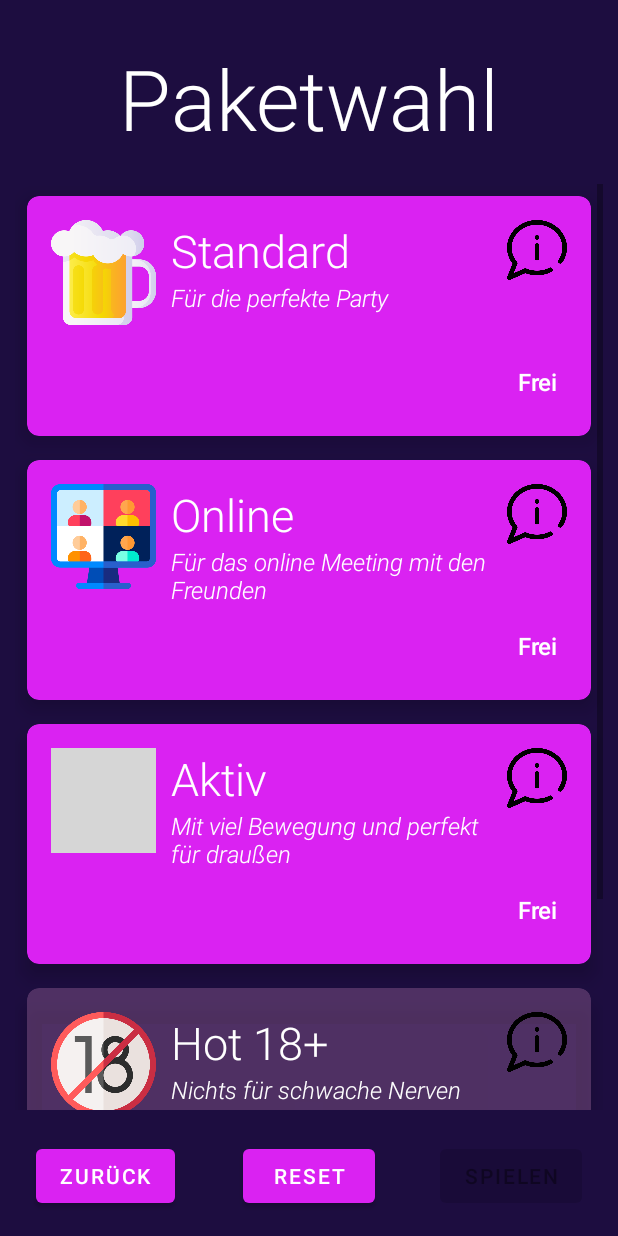
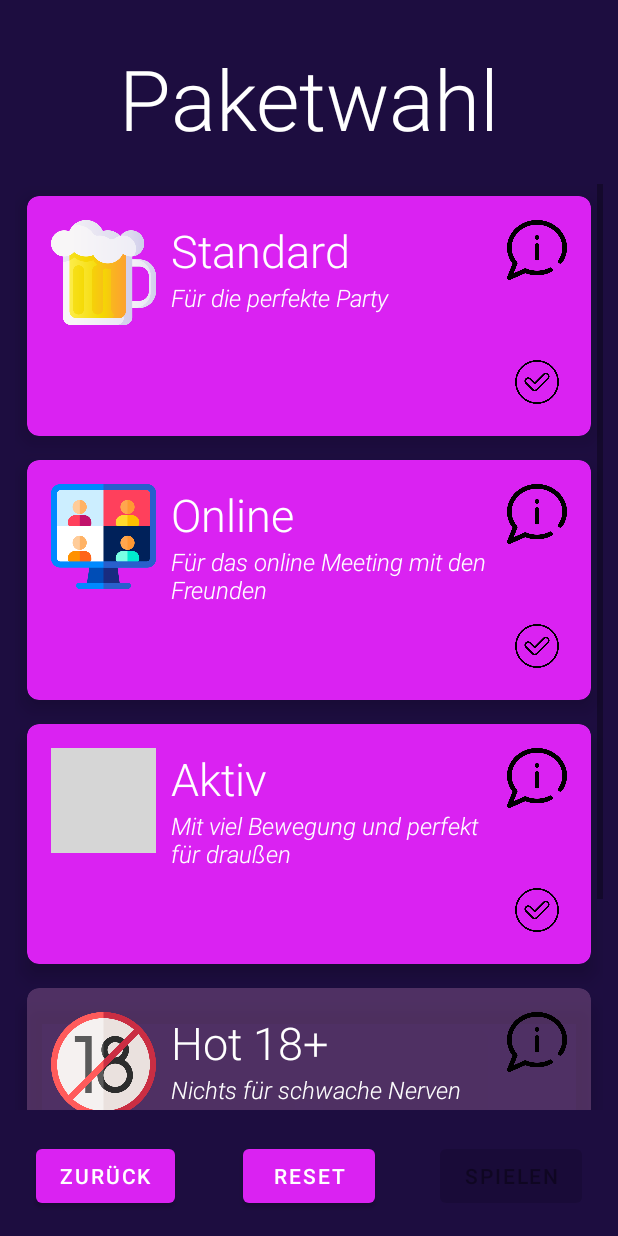
Before and after one commit to TomEckert00/Apps-Trinkspiel, an Android app: the PackageSelectionPage screen opened directly, with no data from a screen before it, on a phone screen of 412 x 824 dp. Run offline under Robolectric (Android 15) with nearby library versions, the phone set to English and light mode, and no system bars; our stand-ins replace Volley; libraries missing offline, so code that uses them is left out: com.android.billingclient; 4 statements that could not run were skipped; grey boxes are pictures that could not be loaded.

Commit message:
minor design fix
changed frei text to checked

```diff
--- a/app/src/main/res/layout/activity_package_selection_page.xml
+++ b/app/src/main/res/layout/activity_package_selection_page.xml
@@ -127,7 +127,7 @@
                         android:layout_alignParentRight="true"
                         android:layout_alignParentBottom="true"
                         android:gravity="center"
-                        android:text="@string/standardPaket_price"
+                        android:background="@drawable/checklist"
                         android:textColor="@color/white"
                         android:textSize="16sp"
                         android:textStyle="bold" />
@@ -220,7 +220,7 @@
                         android:layout_alignParentRight="true"
                         android:layout_alignParentBottom="true"
                         android:gravity="center"
-                        android:text="@string/onlinePaket_price"
+                        android:background="@drawable/checklist"
                         android:textColor="@color/white"
                         android:textSize="16sp"
                         android:textStyle="bold" />
@@ -314,7 +314,7 @@
                         android:layout_alignParentRight="true"
                         android:layout_alignParentBottom="true"
                         android:gravity="center"
-                        android:text="@string/activityPaket_price"
+                        android:background="@drawable/checklist"
                         android:textColor="@color/white"
                         android:textSize="16sp"
                         android:textStyle="bold" />
```
